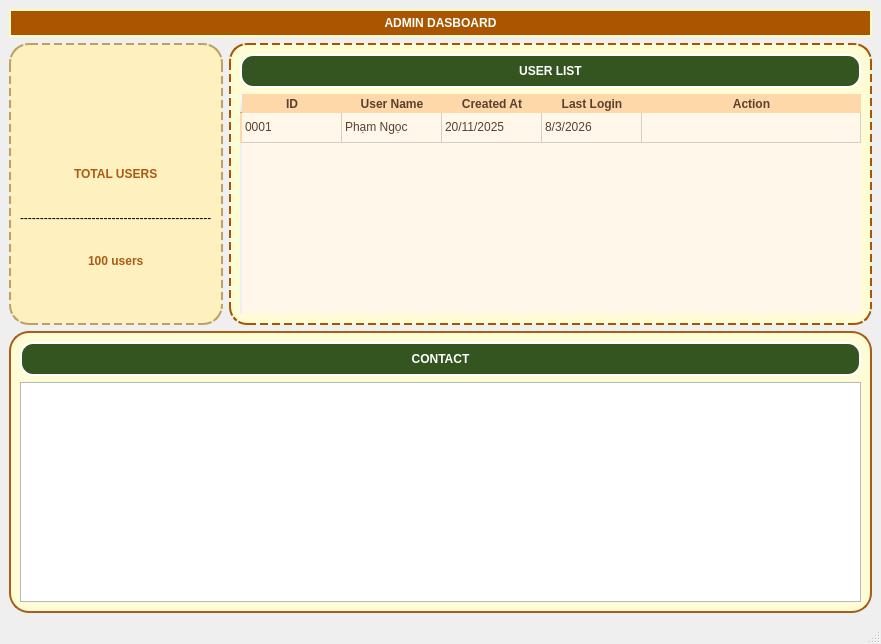
Qt form ui/AdminWindow.ui (nghuongtra/FINAL_KTLT_LIFESTUDENTOS) before a commit.
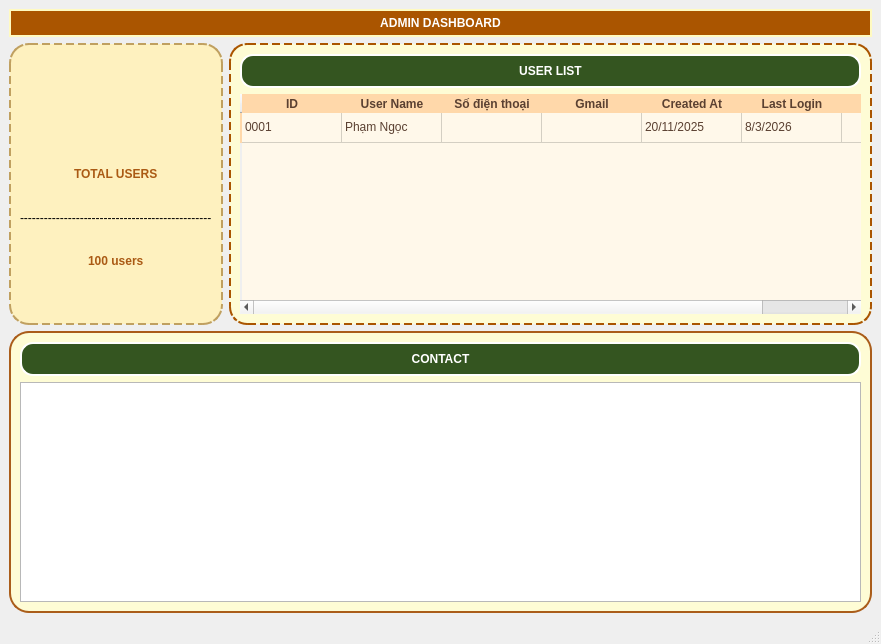
The same form after that commit. Icons and pictures are not drawn.

Commit message: Update chinh ta admin

The edit to the form file:
```diff
--- a/ui/AdminWindow.ui
+++ b/ui/AdminWindow.ui
@@ -32,7 +32,7 @@
 border: 2px solid rgb(255, 250, 192);</string>
       </property>
       <property name="text">
-       <string>ADMIN DASBOARD</string>
+       <string>ADMIN DASHBOARD</string>
       </property>
       <property name="icon">
        <iconset resource="../resources.qrc">
@@ -246,6 +246,16 @@
              </brush>
             </property>
            </column>
+           <column>
+            <property name="text">
+             <string>Số điện thoại</string>
+            </property>
+           </column>
+           <column>
+            <property name="text">
+             <string>Gmail</string>
+            </property>
+           </column>
            <column>
             <property name="text">
              <string>Created At</string>
@@ -324,12 +334,12 @@
              <string>Phạm Ngọc</string>
             </property>
            </item>
-           <item row="0" column="2">
+           <item row="0" column="4">
             <property name="text">
              <string>20/11/2025</string>
             </property>
            </item>
-           <item row="0" column="3">
+           <item row="0" column="5">
             <property name="text">
              <string>8/3/2026</string>
             </property>
```
Left out of the diff: 2 changed lines with no effect on the pictures. The commit also changes 15 other files.
